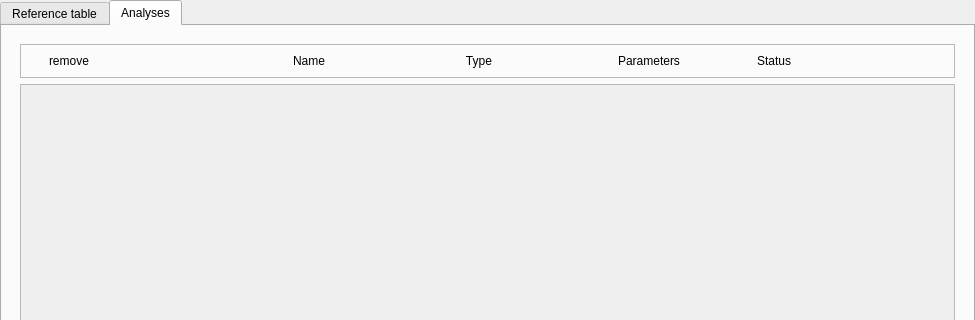
Qt form python_interface/uis/Project.ui (cbgp/diyabc) before a commit; both pictures show x 0 to 975 and y 0 to 320 of the 975 by 850 pixel window.
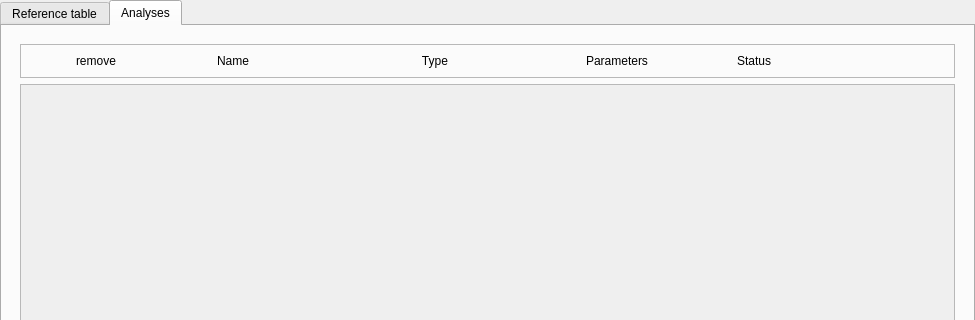
The same form after that commit. The open tabs and pages were chosen to show the change.

Commit message: corrections de noms

```diff
--- a/python_interface/uis/Project.ui
+++ b/python_interface/uis/Project.ui
@@ -932,56 +932,21 @@
               <widget class="QLabel" name="label_2">
                <property name="minimumSize">
                 <size>
-                 <width>50</width>
+                 <width>70</width>
                  <height>0</height>
                 </size>
                </property>
                <property name="maximumSize">
                 <size>
-                 <width>50</width>
+                 <width>70</width>
                  <height>16777215</height>
                 </size>
                </property>
                <property name="text">
                 <string>remove</string>
                </property>
-              </widget>
-             </item>
-             <item>
-              <widget class="QLabel" name="label_17">
-               <property name="minimumSize">
-                <size>
-                 <width>50</width>
-                 <height>0</height>
-                </size>
-               </property>
-               <property name="maximumSize">
-                <size>
-                 <width>50</width>
-                 <height>16777215</height>
-                </size>
-               </property>
-               <property name="text">
-                <string/>
-               </property>
-              </widget>
-             </item>
-             <item>
-              <widget class="QLabel" name="label_16">
-               <property name="minimumSize">
-                <size>
-                 <width>50</width>
-                 <height>0</height>
-                </size>
-               </property>
-               <property name="maximumSize">
-                <size>
-                 <width>50</width>
-                 <height>16777215</height>
-                </size>
-               </property>
-               <property name="text">
-                <string/>
+               <property name="alignment">
+                <set>Qt::AlignCenter</set>
                </property>
               </widget>
              </item>
@@ -989,13 +954,13 @@
               <widget class="QLabel" name="label_13">
                <property name="minimumSize">
                 <size>
-                 <width>100</width>
+                 <width>140</width>
                  <height>0</height>
                 </size>
                </property>
                <property name="maximumSize">
                 <size>
-                 <width>100</width>
+                 <width>140</width>
                  <height>16777215</height>
                 </size>
                </property>
```
Left out of the diff: 2 changed lines with no effect on the pictures. The commit also changes 2 other files.
